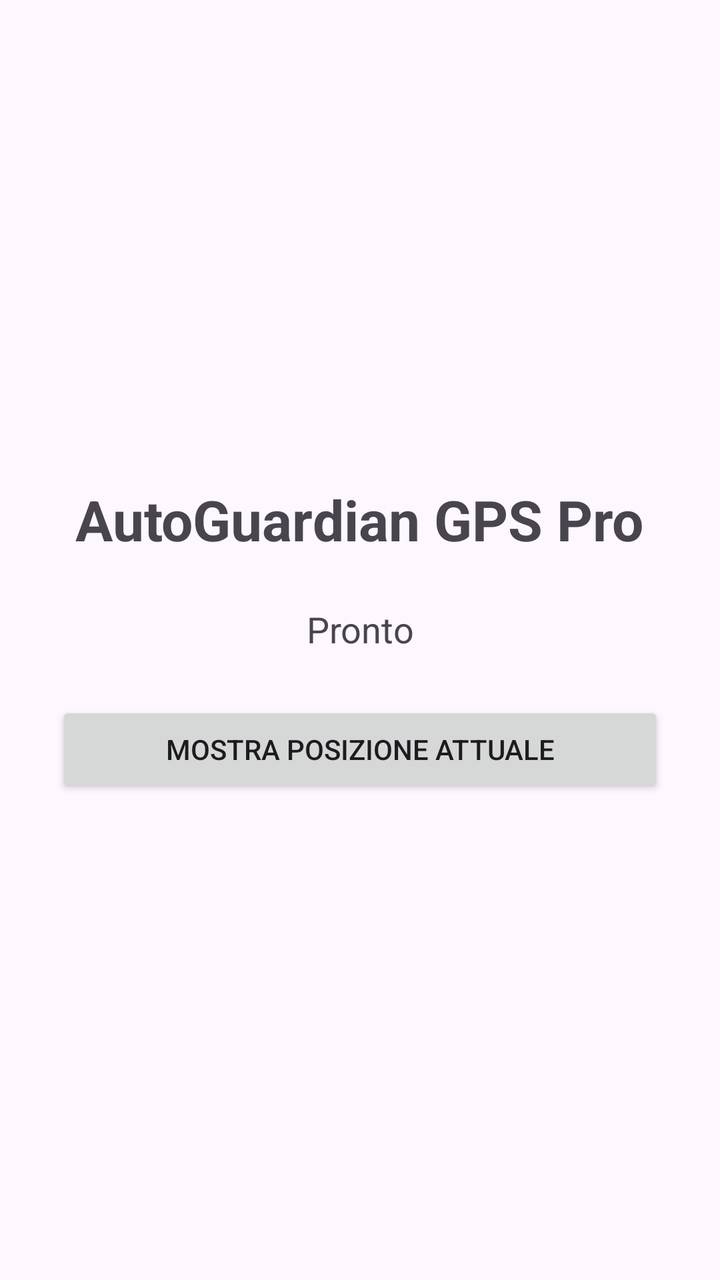
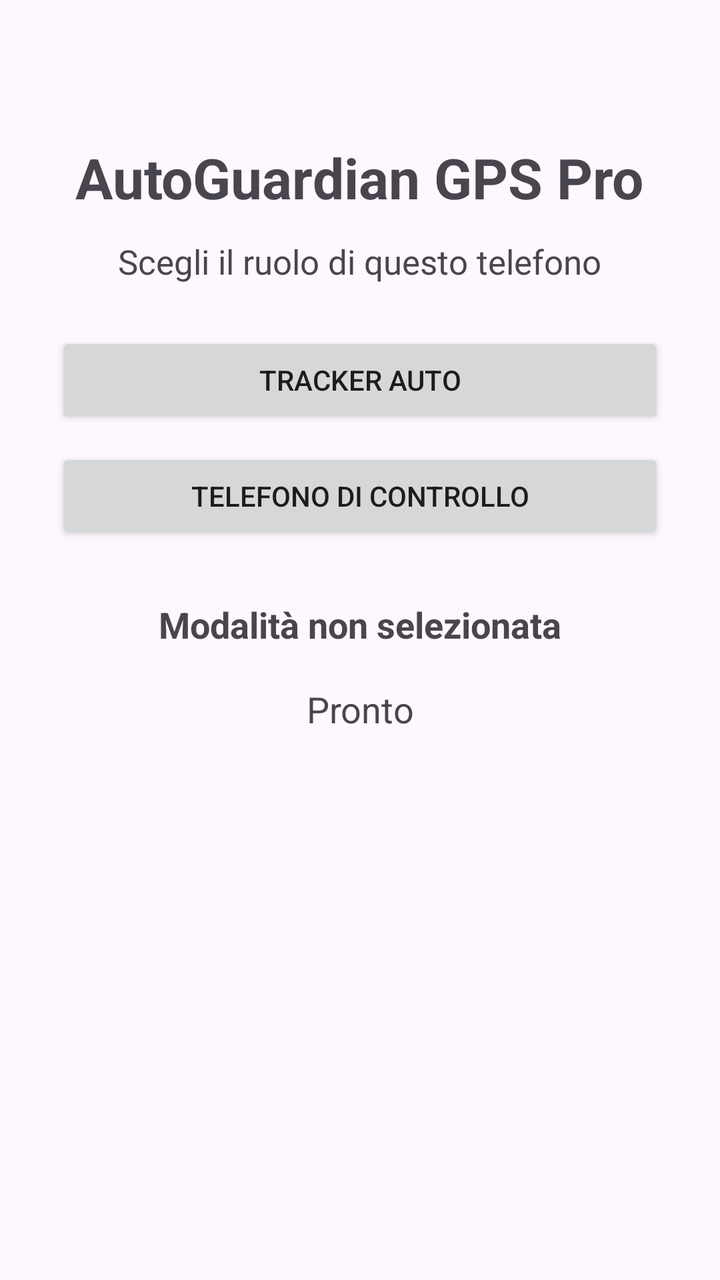

Screens rendered from an Android XML layout before and after an edit, with the pre-edit source and the edit as a unified diff.
<!-- AndroidManifest.xml: application theme Theme.AutoGuardianGPSPro -->
<!-- res/layout/activity_main.xml -->
<?xml version="1.0" encoding="utf-8"?>
<LinearLayout xmlns:android="http://schemas.android.com/apk/res/android"
    android:layout_width="match_parent"
    android:layout_height="match_parent"
    android:orientation="vertical"
    android:gravity="center"
    android:padding="28dp">

    <TextView
        android:id="@+id/titleText"
        android:layout_width="wrap_content"
        android:layout_height="wrap_content"
        android:text="AutoGuardian GPS Pro"
        android:textSize="28sp"
        android:textStyle="bold"
        android:layout_marginBottom="24dp" />

    <TextView
        android:id="@+id/statusText"
        android:layout_width="match_parent"
        android:layout_height="wrap_content"
        android:text="Pronto"
        android:textSize="18sp"
        android:gravity="center"
        android:layout_marginBottom="24dp" />

    <Button
        android:id="@+id/locationButton"
        android:layout_width="match_parent"
        android:layout_height="wrap_content"
        android:text="Mostra posizione attuale" />

</LinearLayout>
<!-- resources referenced by this layout -->
<resources>
  <style name="Theme.AutoGuardianGPSPro" parent="Theme.Material3.DayNight.NoActionBar" />
</resources>

<!-- the commit's change to res/layout/activity_main.xml (unified diff, before → after) -->
@@ -1,33 +1,39 @@
 <?xml version="1.0" encoding="utf-8"?>
-<LinearLayout xmlns:android="http://schemas.android.com/apk/res/android"
+<ScrollView xmlns:android="http://schemas.android.com/apk/res/android"
     android:layout_width="match_parent"
-    android:layout_height="match_parent"
-    android:orientation="vertical"
-    android:gravity="center"
-    android:padding="28dp">
-
-    <TextView
-        android:id="@+id/titleText"
-        android:layout_width="wrap_content"
-        android:layout_height="wrap_content"
-        android:text="AutoGuardian GPS Pro"
-        android:textSize="28sp"
-        android:textStyle="bold"
-        android:layout_marginBottom="24dp" />
-
-    <TextView
-        android:id="@+id/statusText"
+    android:layout_height="match_parent">
+    <LinearLayout
         android:layout_width="match_parent"
         android:layout_height="wrap_content"
-        android:text="Pronto"
-        android:textSize="18sp"
-        android:gravity="center"
-        android:layout_marginBottom="24dp" />
-
-    <Button
-        android:id="@+id/locationButton"
-        android:layout_width="match_parent"
-        android:layout_height="wrap_content"
-        android:text="Mostra posizione attuale" />
-
-</LinearLayout>
+        android:orientation="vertical"
+        android:gravity="center_horizontal"
+        android:padding="28dp">
+        <TextView android:layout_width="wrap_content" android:layout_height="wrap_content"
+            android:text="AutoGuardian GPS Pro" android:textSize="28sp" android:textStyle="bold"
+            android:layout_marginTop="42dp" android:layout_marginBottom="12dp" />
+        <TextView android:layout_width="wrap_content" android:layout_height="wrap_content"
+            android:text="Scegli il ruolo di questo telefono" android:textSize="17sp"
+            android:layout_marginBottom="24dp" />
+        <Button android:id="@+id/trackerModeButton" android:layout_width="match_parent"
+            android:layout_height="wrap_content" android:text="TRACKER AUTO" />
+        <Button android:id="@+id/controlModeButton" android:layout_width="match_parent"
+            android:layout_height="wrap_content" android:text="TELEFONO DI CONTROLLO"
+            android:layout_marginTop="10dp" />
+        <TextView android:id="@+id/modeText" android:layout_width="match_parent"
+            android:layout_height="wrap_content" android:text="Modalità non selezionata"
+            android:textStyle="bold" android:textSize="18sp" android:gravity="center"
+            android:layout_marginTop="28dp" />
+        <TextView android:id="@+id/statusText" android:layout_width="match_parent"
+            android:layout_height="wrap_content" android:text="Pronto" android:textSize="18sp"
+            android:gravity="center" android:padding="8dp" android:layout_marginTop="10dp" />
+        <Button android:id="@+id/startButton" android:layout_width="match_parent"
+            android:layout_height="wrap_content" android:text="ATTIVA TRACKER"
+            android:visibility="gone" android:layout_marginTop="20dp" />
+        <Button android:id="@+id/stopButton" android:layout_width="match_parent"
+            android:layout_height="wrap_content" android:text="DISATTIVA TRACKER"
+            android:visibility="gone" android:layout_marginTop="8dp" />
+        <Button android:id="@+id/mapButton" android:layout_width="match_parent"
+            android:layout_height="wrap_content" android:text="APRI POSIZIONE AUTO SULLA MAPPA"
+            android:visibility="gone" android:layout_marginTop="20dp" />
+    </LinearLayout>
+</ScrollView>
